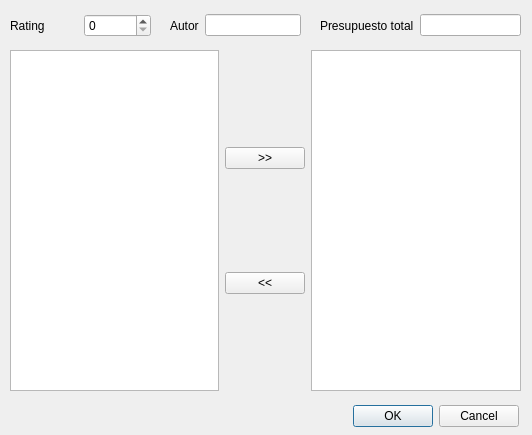
First picture: the form in Visuales/Regla7.ui, repository josecl200/ProyectoLibrosProlog, before the edit.
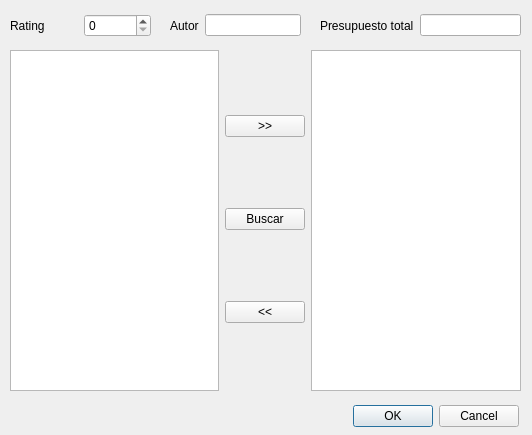
Second picture: the form after the edit.

Diff of the .ui file:
```diff
--- a/Visuales/Regla7.ui
+++ b/Visuales/Regla7.ui
@@ -79,6 +79,13 @@
         </property>
        </widget>
       </item>
+      <item>
+       <widget class="QPushButton" name="pbBuscar">
+        <property name="text">
+         <string>Buscar</string>
+        </property>
+       </widget>
+      </item>
       <item>
        <widget class="QPushButton" name="pbRemove">
         <property name="text">
```
Left out of the diff: 6 changed lines with no effect on the pictures.
